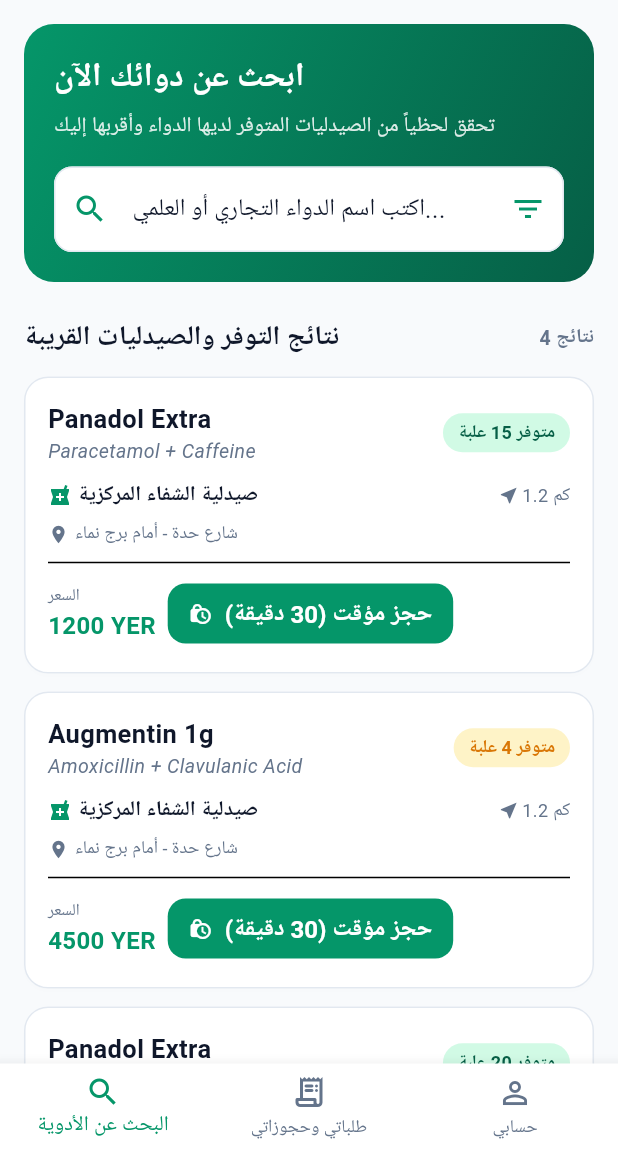
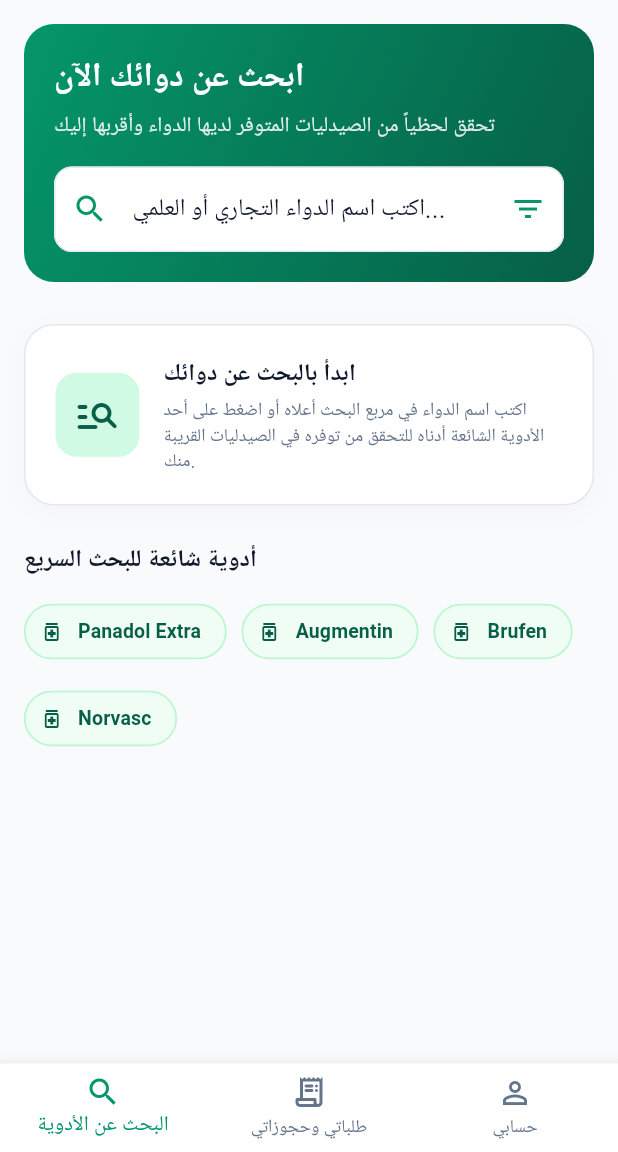
Before and after one commit to jacobkhaled01-spec/PharmaConnect, a Flutter app: the HomeScreen screen opened directly, on a phone screen of 412 x 824 dp, the part 84-1236 px from its top. Run offline on Flutter 3.47's test engine with Material 3 defaults, Android fonts, the phone set to English and light mode, and no system bars; accounts and stored records are empty.

Commit message:
fix(search): hide search results until query is typed, add pre-search guidance and quick chips

```diff
--- a/frontend/lib/main.dart
+++ b/frontend/lib/main.dart
@@ -39,18 +39,36 @@
   List<MedicineSearchItem> _searchResults = [];
   bool _isLoading = false;
 
+  final List<String> _popularKeywords = [
+    'Panadol Extra',
+    'Augmentin',
+    'Brufen',
+    'Norvasc',
+  ];
+
   @override
   void initState() {
     super.initState();
-    _fetchMedicines();
+    // لا يتم جلب النتائج قبل أن يبدأ المستخدم بالبحث
   }
 
   Future<void> _fetchMedicines([String? query]) async {
+    final cleanQuery = query?.trim() ?? '';
+    if (cleanQuery.isEmpty) {
+      if (mounted) {
+        setState(() {
+          _searchResults = [];
+          _isLoading = false;
+        });
+      }
+      return;
+    }
+
     setState(() {
       _isLoading = true;
     });
 
-    final results = await ApiService().searchMedicines(query: query);
+    final results = await ApiService().searchMedicines(query: cleanQuery);
 
     if (mounted) {
       setState(() {
@@ -58,6 +76,11 @@
         _isLoading = false;
       });
     }
+  }
+
+  void _onQuickSearch(String keyword) {
+    _searchController.text = keyword;
+    _fetchMedicines(keyword);
   }
 
   @override
@@ -195,7 +218,7 @@
                               icon: const Icon(Icons.clear, color: PharmaTheme.textMuted),
                               onPressed: () {
                                 _searchController.clear();
-                                _fetchMedicines();
+                                _fetchMedicines('');
                               },
                             )
                           : const Icon(Icons.filter_list, color: PharmaTheme.primaryGreen),
@@ -206,16 +229,23 @@
                 ],
               ),
             ),
-            const SizedBox(height: 24),
+            const SizedBox(height: 20),
+
+            if (_searchController.text.trim().isEmpty) ...[
+              _buildPreSearchState(),
+            ] else ...[
               Row(
                 mainAxisAlignment: MainAxisAlignment.spaceBetween,
                 children: [
-                const Text(
-                  'نتائج التوفر والصيدليات القريبة',
-                  style: TextStyle(
-                    fontSize: 18,
+                  Expanded(
+                    child: Text(
+                      'نتائج البحث عن «${_searchController.text.trim()}»',
+                      style: const TextStyle(
+                        fontSize: 17,
                         fontWeight: FontWeight.bold,
                         color: PharmaTheme.textMain,
+                      ),
+                      overflow: TextOverflow.ellipsis,
                     ),
                   ),
                   Text(
@@ -245,9 +275,9 @@
                       children: [
                         Icon(Icons.search_off, size: 60, color: Colors.grey.shade400),
                         const SizedBox(height: 12),
-                      const Text(
-                        'لا توجد أدوية متطابقة مع بحثك حالياً',
-                        style: TextStyle(color: PharmaTheme.textMuted, fontSize: 15),
+                        Text(
+                          'لا توجد أدوية متطابقة مع «${_searchController.text.trim()}» حالياً',
+                          style: const TextStyle(color: PharmaTheme.textMuted, fontSize: 15),
                         ),
                       ],
                     ),
@@ -264,8 +294,102 @@
                   },
                 ),
             ],
+          ],
         ),
       ),
+    );
+  }
+
+  Widget _buildPreSearchState() {
+    return Column(
+      crossAxisAlignment: CrossAxisAlignment.start,
+      children: [
+        const SizedBox(height: 8),
+        Container(
+          padding: const EdgeInsets.all(20),
+          decoration: BoxDecoration(
+            color: Colors.white,
+            borderRadius: BorderRadius.circular(20),
+            border: Border.all(color: const Color(0xFFE2E8F0)),
+            boxShadow: [
+              BoxShadow(
+                color: Colors.black.withAlpha(6),
+                blurRadius: 12,
+                offset: const Offset(0, 4),
+              ),
+            ],
+          ),
+          child: Row(
+            children: [
+              Container(
+                padding: const EdgeInsets.all(12),
+                decoration: BoxDecoration(
+                  color: PharmaTheme.mintAccent,
+                  borderRadius: BorderRadius.circular(14),
+                ),
+                child: const Icon(
+                  Icons.manage_search_rounded,
+                  color: PharmaTheme.primaryGreenDark,
+                  size: 32,
+                ),
+              ),
+              const SizedBox(width: 16),
+              const Expanded(
+                child: Column(
+                  crossAxisAlignment: CrossAxisAlignment.start,
+                  children: [
+                    Text(
+                      'ابدأ بالبحث عن دوائك',
+                      style: TextStyle(
+                        fontSize: 16,
+                        fontWeight: FontWeight.bold,
+                        color: PharmaTheme.textMain,
+                      ),
+                    ),
+                    SizedBox(height: 4),
+                    Text(
+                      'اكتب اسم الدواء في مربع البحث أعلاه أو اضغط على أحد الأدوية الشائعة أدناه للتحقق من توفره في الصيدليات القريبة منك.',
+                      style: TextStyle(fontSize: 12, color: PharmaTheme.textMuted, height: 1.4),
+                    ),
+                  ],
+                ),
+              ),
+            ],
+          ),
+        ),
+        const SizedBox(height: 24),
+        const Text(
+          'أدوية شائعة للبحث السريع',
+          style: TextStyle(
+            fontSize: 16,
+            fontWeight: FontWeight.bold,
+            color: PharmaTheme.textMain,
+          ),
+        ),
+        const SizedBox(height: 12),
+        Wrap(
+          spacing: 10,
+          runSpacing: 10,
+          children: _popularKeywords.map((keyword) {
+            return ActionChip(
+              avatar: const Icon(Icons.medication_outlined, size: 16, color: PharmaTheme.primaryGreenDark),
+              label: Text(
+                keyword,
+                style: const TextStyle(
+                  color: PharmaTheme.primaryGreenDark,
+                  fontWeight: FontWeight.w600,
+                  fontSize: 13,
+                ),
+              ),
+              backgroundColor: const Color(0xFFF0FDF4),
+              side: const BorderSide(color: Color(0xFFBBF7D0)),
+              shape: RoundedRectangleBorder(borderRadius: BorderRadius.circular(20)),
+              onPressed: () => _onQuickSearch(keyword),
+            );
+          }).toList(),
+        ),
+        const SizedBox(height: 20),
+      ],
     );
   }
 
```
Also changed, not shown: 1 other file. Lines whose indentation alone changed are shown as unchanged.
